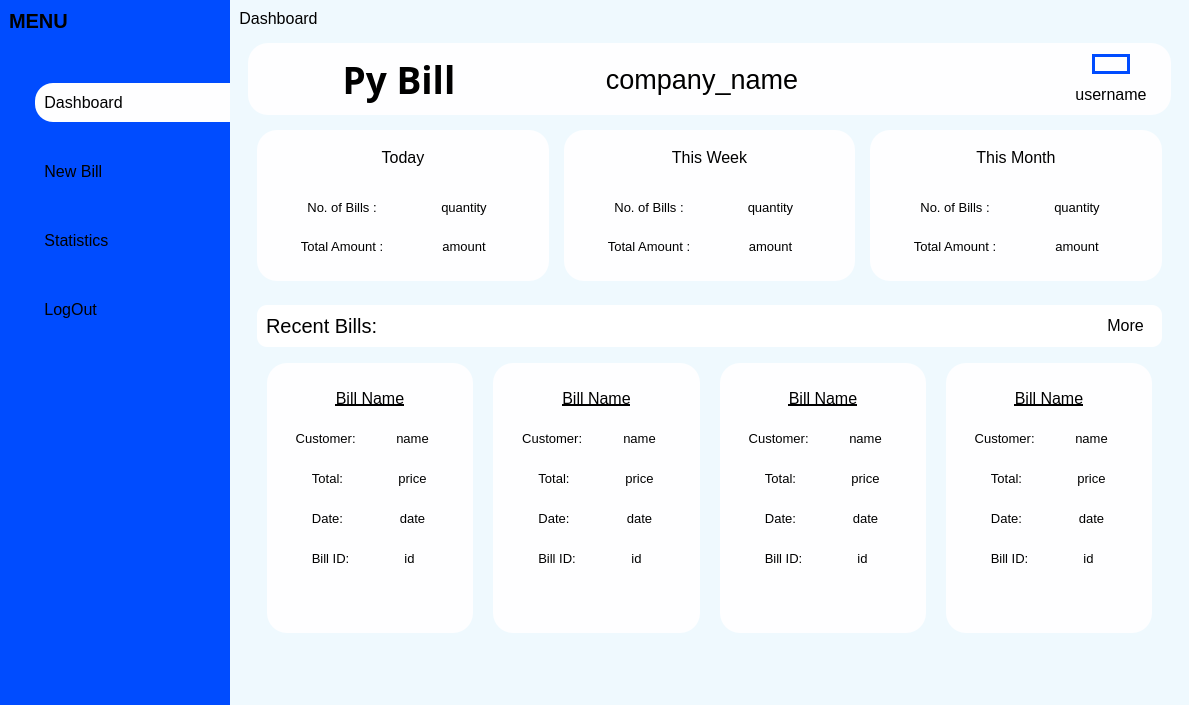
Qt form dashboard.ui (AjasMohammed/BillingApp) before a commit.
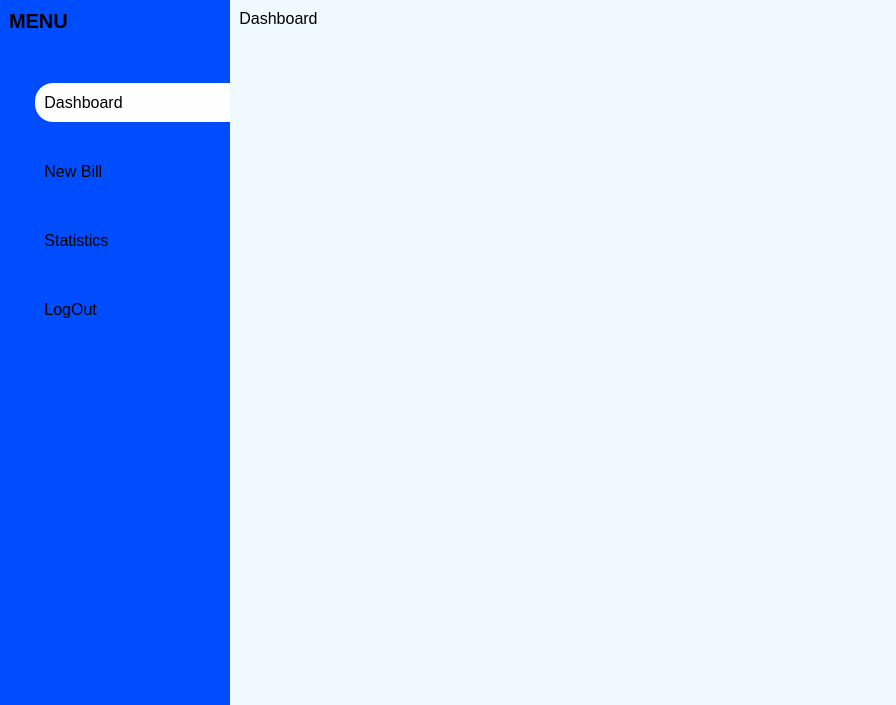
The same form after that commit. The open tabs and pages were chosen to show the change. Icons and pictures are not drawn. Custom widgets are drawn as their Qt base class.

Diff of the .ui file:
```diff
--- a/dashboard.ui
+++ b/dashboard.ui
@@ -6,7 +6,7 @@
    <rect>
     <x>0</x>
     <y>0</y>
-    <width>1189</width>
+    <width>892</width>
     <height>705</height>
    </rect>
   </property>
@@ -3903,6 +3903,20 @@
            </item>
           </layout>
          </widget>
+         <widget class="QWidget" name="bills_history">
+          <layout class="QVBoxLayout" name="verticalLayout_48">
+           <item>
+            <widget class="QFrame" name="frame_5">
+             <property name="frameShape">
+              <enum>QFrame::StyledPanel</enum>
+             </property>
+             <property name="frameShadow">
+              <enum>QFrame::Raised</enum>
+             </property>
+            </widget>
+           </item>
+          </layout>
+         </widget>
         </widget>
        </item>
        <item>
```
Left out of the diff: 6 changed lines with no effect on the pictures.
